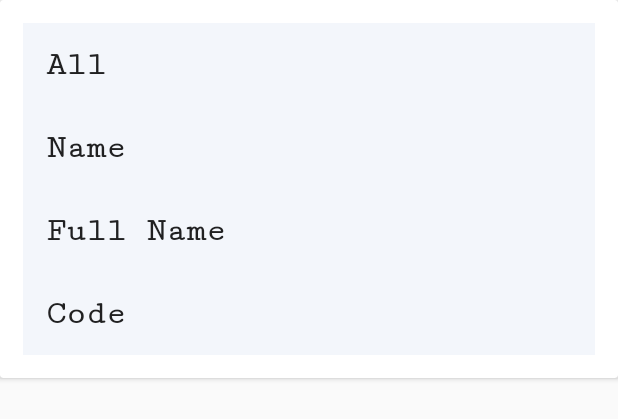
After one commit to nelsonsaake/Android-NocusCountries, an Android app: the layout content_scrolling.xml on its own in the app's theme, with its tools: preview values and no code run, on a phone screen of 412 x 824 dp. The commit adds this screen. Shown: the top 419 px of the screen. Run offline under Robolectric (Android 15) with nearby library versions, the phone set to English and light mode, and no system bars; Roboto replaces fonts that are not available here.

Commit message:
landing page commit

```diff
--- a/app/src/main/res/layout/activity_landing_page.xml
+++ b/app/src/main/res/layout/activity_landing_page.xml
@@ -11,7 +11,6 @@
         android:id="@+id/app_bar"
         android:layout_width="match_parent"
         android:layout_height="@dimen/app_bar_height"
-        android:background="@color/backgroundColor"
         android:fitsSystemWindows="true"
         android:theme="@style/AppTheme.AppBarOverlay">
 
@@ -34,6 +33,6 @@
         </com.google.android.material.appbar.CollapsingToolbarLayout>
     </com.google.android.material.appbar.AppBarLayout>
 
-    <include layout="@layout/content_scrolling_landing_page" />
+    <include layout="@layout/content_scrolling" />
 
 </androidx.coordinatorlayout.widget.CoordinatorLayout>
--- /dev/null
+++ b/app/src/main/res/layout/content_scrolling.xml
@@ -0,0 +1,66 @@
+<?xml version="1.0" encoding="utf-8"?>
+<androidx.core.widget.NestedScrollView xmlns:android="http://schemas.android.com/apk/res/android"
+    xmlns:app="http://schemas.android.com/apk/res-auto"
+    xmlns:tools="http://schemas.android.com/tools"
+    android:layout_width="match_parent"
+    android:layout_height="match_parent"
+    app:layout_behavior="@string/appbar_scrolling_view_behavior"
+    tools:context=".ui.LandingPageActivity"
+    tools:showIn="@layout/activity_landing_page">
+
+    <androidx.cardview.widget.CardView
+        android:layout_width="match_parent"
+        android:layout_height="wrap_content"
+        app:contentPadding="15dp">
+
+        <LinearLayout
+            android:layout_width="match_parent"
+            android:layout_height="match_parent"
+            android:orientation="vertical">
+
+            <Button
+                android:id="@+id/allButton"
+                android:layout_width="match_parent"
+                android:layout_height="wrap_content"
+                android:background="@color/backgroundColor"
+                android:padding="15dp"
+                android:text="@string/all_countries"
+                android:textAlignment="viewStart"
+                android:textAppearance="@style/LandingText"
+                android:textStyle="bold" />
+
+            <Button
+                android:id="@+id/nameButton"
+                android:layout_width="match_parent"
+                android:layout_height="wrap_content"
+                android:background="@color/backgroundColor"
+                android:padding="15dp"
+                android:text="@string/name"
+                android:textAlignment="viewStart"
+                android:textAppearance="@style/LandingText"
+                android:textStyle="bold" />
+
+            <Button
+                android:id="@+id/fullNameButton"
+                android:layout_width="match_parent"
+                android:layout_height="wrap_content"
+                android:background="@color/backgroundColor"
+                android:padding="15dp"
+                android:text="@string/full_name"
+                android:textAlignment="viewStart"
+                android:textAppearance="@style/LandingText"
+                android:textStyle="bold" />
+
+            <Button
+                android:id="@+id/codeButton"
+                android:layout_width="match_parent"
+                android:layout_height="wrap_content"
+                android:background="@color/backgroundColor"
+                android:padding="15dp"
+                android:text="@string/code"
+                android:textAlignment="viewStart"
+                android:textAppearance="@style/LandingText"
+                android:textStyle="bold" />
+        </LinearLayout>
+    </androidx.cardview.widget.CardView>
+</androidx.core.widget.NestedScrollView>
--- a/app/src/main/res/menu/menu_landing_page.xml
+++ b/app/src/main/res/menu/menu_landing_page.xml
@@ -1,7 +1,7 @@
 <menu xmlns:android="http://schemas.android.com/apk/res/android"
     xmlns:app="http://schemas.android.com/apk/res-auto"
     xmlns:tools="http://schemas.android.com/tools"
-    tools:context=".ui.LandingPageActivity">
+    tools:context="com.example.nocuscountries.ui.LandingPageActivity">
     <item
         android:id="@+id/action_settings"
         android:orderInCategory="100"
--- a/app/src/main/res/values/colors.xml
+++ b/app/src/main/res/values/colors.xml
@@ -1,7 +1,7 @@
 <?xml version="1.0" encoding="utf-8"?>
 <resources>
-    <color name="colorPrimary">#f3f6fb</color>
-    <color name="colorPrimaryDark">#2badad</color>
+    <color name="colorPrimary">#2badad</color>
+    <color name="colorPrimaryDark">#425573</color>
     <color name="colorAccent">#505050</color>
-    <color name="backgroundColor">@color/colorAccent</color>
+    <color name="backgroundColor">#f3f6fb</color>
 </resources>
--- a/app/src/main/res/values/styles.xml
+++ b/app/src/main/res/values/styles.xml
@@ -8,18 +8,27 @@
     </style>
 
     <style name="LandingTheme" parent="AppTheme">
+        <item name="windowNoTitle">true</item>
+        <item name="windowActionBar">false</item>
         <item name="android:textAppearance">@style/LandingText</item>
     </style>
 
     <style name="LandingText" parent="TextAppearance.AppCompat.Large">
-        <item name="fontFamily">cursive</item>
-        <item name="android:textSize">16sp</item>
-        <item name="android:textColor">@color/colorAccent</item>
+        <item name="fontFamily">serif-monospace</item>
         <item name="android:paddingTop">5dp</item>
         <item name="android:paddingBottom">5dp</item>
+        <item name="android:textAlignment">viewStart</item>
+        <item name="android:textStyle">bold</item>
+        <item name="android:minHeight">100dp</item>
+        <item name="backgroundColor">@color/backgroundColor</item>
     </style>
 
     <style name="AppTheme.AppBarOverlay" parent="ThemeOverlay.AppCompat.Dark.ActionBar" />
 
     <style name="AppTheme.PopupOverlay" parent="ThemeOverlay.AppCompat.Light" />
+
+    <style name="AppTheme.NoActionBar">
+        <item name="windowActionBar">false</item>
+        <item name="windowNoTitle">true</item>
+    </style>
 </resources>
```
Also changed, not shown: app/src/main/AndroidManifest.xml (+4 -4 lines), app/src/main/java/com/example/nocuscountries/ui/LandingPageActivity.kt (+9 -0 lines), app/src/main/res/layout/content_scrolling_landing_page.xml (deleted, +0 -54 lines), app/src/main/res/values/strings.xml (+26 -3 lines).
